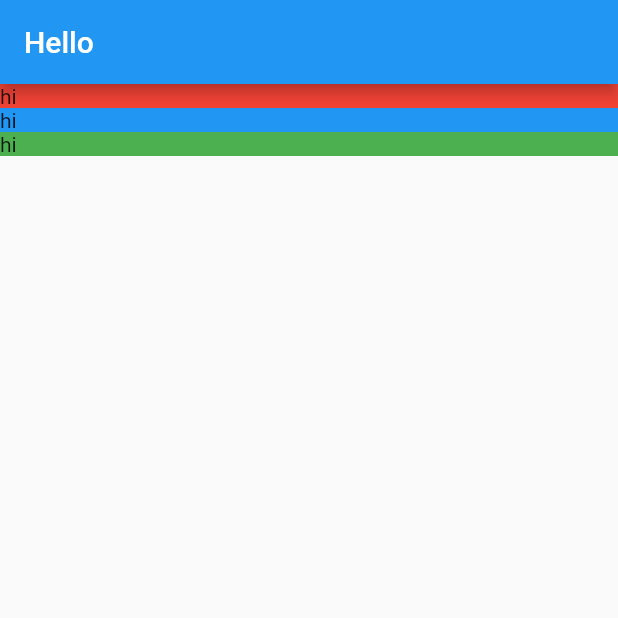
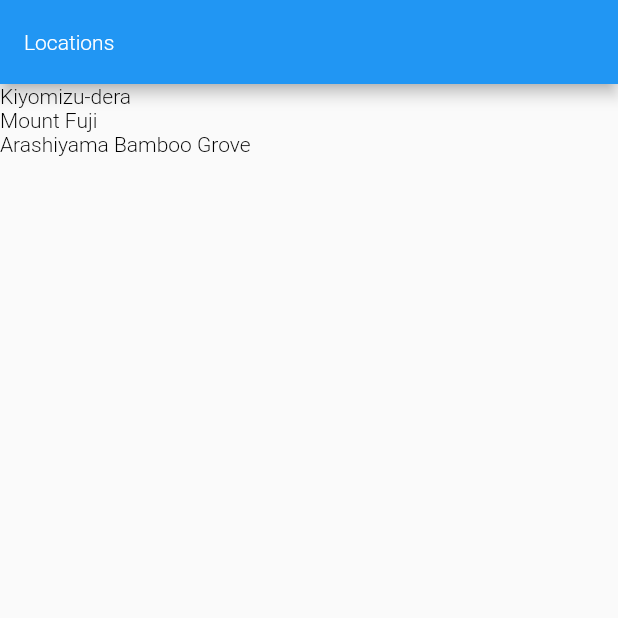
Before and after one commit to goulkan1/cobaFlutter, a Flutter app: the screen it shows after launch, on a phone screen of 412 x 824 dp, the top half of it. Run offline on Flutter 3.47's test engine with Material 2 defaults, Android fonts, the phone set to English and light mode, and no system bars; Roboto replaces fonts that are missing (Monstserrat).

Commit message:
coba fetch hard

```diff
--- a/lib/app.dart
+++ b/lib/app.dart
@@ -1,11 +1,44 @@
 import 'package:flutter/material.dart';
+import 'package:flutter_application_1/screens/locations/locations.dart';
 import 'package:flutter_application_1/screens/location_detail/location_detail.dart';
+import 'package:flutter_application_1/style.dart';
+
+const LocationsRoute = '/';
+const LocationDetailRoute = '/location_detail';
 
 class App extends StatelessWidget {
   @override
   Widget build(BuildContext context) {
     return MaterialApp(
-      home: LocationDetail(),
+      onGenerateRoute: _routes(),
+      theme: _theme(),
     );
   }
+
+  RouteFactory _routes() {
+    return (settings) {
+      Map<String, dynamic> arguments = settings.arguments;
+      Widget screen;
+      switch (settings.name) {
+        case LocationsRoute:
+          screen = Locations();
+          break;
+        case LocationDetailRoute:
+          screen = LocationDetail(arguments['id']);
+          break;
+        default:
+          return null;
+      }
+      return MaterialPageRoute(builder: (BuildContext context) => screen);
+    };
+  }
+
+  ThemeData _theme() {
+    return ThemeData(
+        appBarTheme: AppBarTheme(textTheme: TextTheme(title: AppBarTextStyle)),
+        textTheme: TextTheme(
+          title: TitleTextStyle,
+          body1: Body1TextStyle,
+        ));
+  }
 }
--- /dev/null
+++ b/lib/models/location.dart
@@ -0,0 +1,43 @@
+import './location_fact.dart';
+
+class Location {
+  final int id;
+  final String name;
+  final String imagePath;
+  final List<LocationFact> facts;
+
+  static List<Location> fetchAll() {
+    return [
+      Location(1, 'Kiyomizu-dera', 'assets/images/kiyomizu-dera.jpg', [
+        LocationFact('Summary',
+            'Kiyomizu-dera, officially Otowa-san Kiyomizu-dera, is an independent Buddhist temple in eastern Kyoto. The temple is part of the Historic Monuments of Ancient Kyoto UNESCO World Heritage site.'),
+        LocationFact('Architectural Style', 'Japanese Buddhist architecture.'),
+      ]),
+      Location(2, 'Mount Fuji', 'assets/images/fuji.jpg', [
+        LocationFact('Summary',
+            'Japan’s Mt. Fuji is an active volcano about 100 kilometers southwest of Tokyo. Commonly called “Fuji-san,” it’s the country’s tallest peak, at 3,776 meters. A pilgrimage site for centuries, it’s considered one of Japan’s 3 sacred mountains, and summit hikes remain a popular activity. Its iconic profile is the subject of numerous works of art, notably Edo Period prints by Hokusai and Hiroshige.'),
+        LocationFact('Did You Know',
+            'There are three cities that surround Mount Fuji: Gotemba, Fujiyoshida and Fujinomiya.'),
+      ]),
+      Location(3, 'Arashiyama Bamboo Grove', 'assets/images/arashiyama.jpg', [
+        LocationFact('Summary',
+            'While we could go on about the ethereal glow and seemingly endless heights of this bamboo grove on the outskirts of Kyoto, the sight\'s pleasures extend beyond the visual realm.'),
+        LocationFact('How to Get There',
+            'Kyoto airport, with several terminals, is located 16 kilometres south of the city and is also known as Kyoto. Kyoto can also be reached by transport links from other regional airports.'),
+      ]),
+    ];
+  }
+
+  Location(this.id, this.name, this.imagePath, this.facts);
+
+  static Location fetchByID(int locationID) {
+    // NOTE: this will replaced by a proper API call
+    List<Location> locations = Location.fetchAll();
+    for (var i = 0; i < locations.length; i++) {
+      if (locations[i].id == locationID) {
+        return locations[i];
+      }
+    }
+    return throw new Error();
+  }
+}
--- /dev/null
+++ b/lib/models/location_fact.dart
@@ -0,0 +1,7 @@
+import 'package:flutter_application_1/models/location.dart';
+
+class LocationFact {
+  final String title;
+  final String text;
+  LocationFact(this.title, this.text);
+}
--- a/lib/screens/location_detail/location_detail.dart
+++ b/lib/screens/location_detail/location_detail.dart
@@ -1,22 +1,30 @@
 import 'package:flutter/cupertino.dart';
 import 'package:flutter/material.dart';
 import 'package:flutter_application_1/screens/location_detail/text_section.dart';
+import 'image_banner.dart';
+import '../../models/location.dart';
 
 class LocationDetail extends StatelessWidget {
-  const LocationDetail({Key? key}) : super(key: key);
+  final int _locationID;
+
+  LocationDetail(this._locationID);
 
   @override
   Widget build(BuildContext context) {
+    final location = Location.fetchByID(_locationID);
+
     return Scaffold(
-      appBar: AppBar(title: Text('Hello')),
+      appBar: AppBar(title: Text(location.name)),
       body: Column(
           mainAxisAlignment: MainAxisAlignment.start,
           crossAxisAlignment: CrossAxisAlignment.stretch,
           children: [
-            TextSection(Colors.red),
-            TextSection(Colors.blue),
-            TextSection(Colors.green),
-          ]),
+            ImageBanner(location.imagePath),
+          ]..addAll(textSections(location))),
     );
   }
+
+  List<Widget> textSections(Location location) {
+    return location.facts.map((e) => TextSection(e.title, e.text)).toList();
+  }
 }
--- a/lib/screens/location_detail/text_section.dart
+++ b/lib/screens/location_detail/text_section.dart
@@ -2,17 +2,26 @@ import 'package:flutter/cupertino.dart';
 import 'package:flutter/material.dart';
 
 class TextSection extends StatelessWidget {
-  Color _color;
+  final String _title;
+  final String _body;
+  static const double _hPad = 16.0;
 
-  TextSection(this._color);
+  TextSection(this._title, this._body);
 
   @override
   Widget build(BuildContext context) {
-    return Container(
-      decoration: BoxDecoration(
-        color: _color,
-      ),
-      child: Text('hi'),
-    );
+    return Column(
+        mainAxisAlignment: MainAxisAlignment.start,
+        crossAxisAlignment: CrossAxisAlignment.stretch,
+        children: [
+          Container(
+            padding: const EdgeInsets.fromLTRB(_hPad, 32.0, _hPad, 4.0),
+            child: Text(_title, style: Theme.of(context).textTheme.title),
+          ),
+          Container(
+            padding: const EdgeInsets.fromLTRB(_hPad, 10.0, _hPad, 4.0),
+            child: Text(_body, style: Theme.of(context).textTheme.body1),
+          )
+        ]);
   }
 }
--- /dev/null
+++ b/lib/screens/locations/locations.dart
@@ -0,0 +1,28 @@
+import 'package:flutter/cupertino.dart';
+import 'package:flutter/material.dart';
+import 'package:flutter_application_1/app.dart';
+import 'package:flutter_application_1/models/location.dart';
+
+class Locations extends StatelessWidget {
+  @override
+  Widget build(BuildContext context) {
+    final locations = Location.fetchAll();
+
+    return Scaffold(
+        appBar: AppBar(
+          title: Text('Locations'),
+        ),
+        body: ListView(
+          children: locations
+              .map((location) => GestureDetector(
+                  onTap: () => _onLocationTap(context, location.id),
+                  child: Container(child: Text(location.name))))
+              .toList(),
+        ));
+  }
+
+  _onLocationTap(BuildContext context, int locationID) {
+    Navigator.pushNamed(context, LocationDetailRoute,
+        arguments: {"id": locationID});
+  }
+}
--- /dev/null
+++ b/lib/style.dart
@@ -0,0 +1,27 @@
+import 'package:flutter/material.dart';
+
+const LargeTextSize = 18.0;
+const MediumTextSize = 14.0;
+const BodyTextSize = 8.0;
+
+const String FontNameDefault = 'Monstserrat';
+
+const AppBarTextStyle = TextStyle(
+  fontFamily: FontNameDefault,
+  fontWeight: FontWeight.w300,
+  fontSize: MediumTextSize,
+  color: Colors.white,
+);
+
+const TitleTextStyle = TextStyle(
+  fontFamily: FontNameDefault,
+  fontWeight: FontWeight.w300,
+  fontSize: LargeTextSize,
+  color: Colors.black,
+);
+const Body1TextStyle = TextStyle(
+  fontFamily: FontNameDefault,
+  fontWeight: FontWeight.w300,
+  fontSize: MediumTextSize,
+  color: Colors.black,
+);
```
Also changed, not shown: lib/screens/location_detail/image_banner.dart (added, +21 -0 lines), pubspec.yaml (+17 -26 lines), assets/fonts/Montserrat-Bold.ttf (added), assets/fonts/Montserrat-Regular.ttf (added), assets/images/arashiyama.jpg (added), assets/images/fuji.jpg (added), assets/images/kiyomizu-dera.jpg (added), pubspec.lock, 1 other file.
